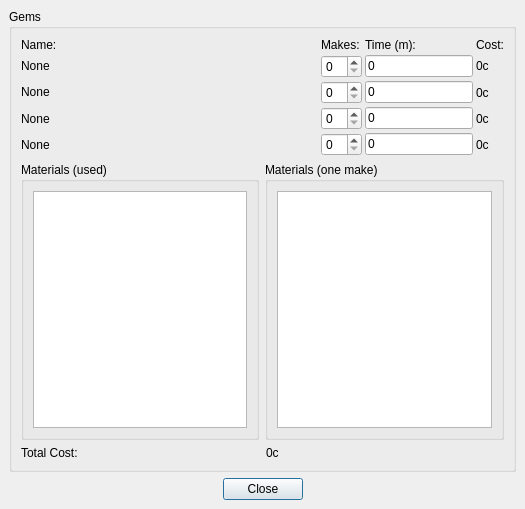
Above: CraftWindow.ui from tomkins/spellcraftcalc before the change. Below: the same form after it.
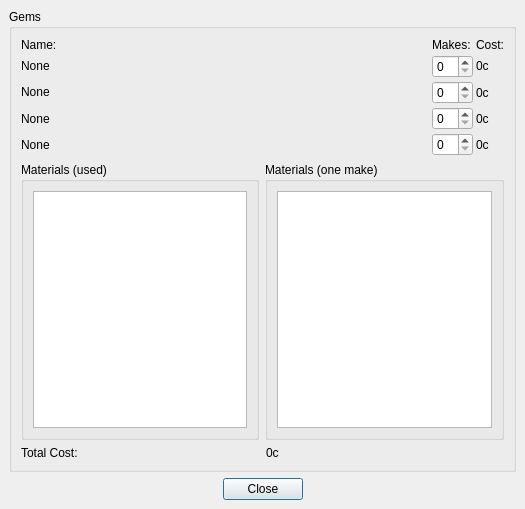
That is the form after the change.

Commit message: Drop per-gem time

```diff
--- a/CraftWindow.ui
+++ b/CraftWindow.ui
@@ -58,35 +58,51 @@
             <property name="spacing" >
              <number>3</number>
             </property>
-            <item row="3" column="4" >
-             <widget class="QLabel" name="Gem3Cost" >
+            <item row="0" column="0" >
+             <widget class="QLabel" name="TextLabel2" >
+              <property name="sizePolicy" >
+               <sizepolicy>
+                <hsizetype>5</hsizetype>
+                <vsizetype>4</vsizetype>
+                <horstretch>0</horstretch>
+                <verstretch>0</verstretch>
+               </sizepolicy>
+              </property>
               <property name="text" >
-               <string>0c</string>
+               <string>Name:</string>
               </property>
-              <property name="alignment" >
-               <set>Qt::AlignLeading|Qt::AlignLeft|Qt::AlignVCenter</set>
+             </widget>
+            </item>
+            <item row="0" column="1" >
+             <widget class="QLabel" name="TextLabel5" >
+              <property name="text" >
+               <string>Makes:</string>
               </property>
              </widget>
             </item>
-            <item row="2" column="2" >
-             <widget class="QSpinBox" name="Gem2Makes" />
+            <item row="0" column="2" >
+             <widget class="QLabel" name="TextLabel7" >
+              <property name="text" >
+               <string>Cost:</string>
+              </property>
+             </widget>
             </item>
-            <item row="4" column="3" >
-             <widget class="QLineEdit" name="Gem4Time" >
+            <item row="1" column="0" >
+             <widget class="QLabel" name="Gem1Name" >
               <property name="sizePolicy" >
                <sizepolicy>
-                <hsizetype>4</hsizetype>
-                <vsizetype>0</vsizetype>
+                <hsizetype>3</hsizetype>
+                <vsizetype>4</vsizetype>
                 <horstretch>0</horstretch>
                 <verstretch>0</verstretch>
                </sizepolicy>
               </property>
               <property name="text" >
-               <string>0</string>
+               <string>None</string>
               </property>
              </widget>
             </item>
-            <item row="1" column="2" >
+            <item row="1" column="1" >
              <widget class="QSpinBox" name="Gem1Makes" >
               <property name="sizePolicy" >
                <sizepolicy>
@@ -98,22 +114,7 @@
               </property>
              </widget>
             </item>
-            <item row="4" column="1" >
-             <widget class="QLabel" name="Gem4Name" >
-              <property name="sizePolicy" >
-               <sizepolicy>
-                <hsizetype>3</hsizetype>
-                <vsizetype>5</vsizetype>
-                <horstretch>0</horstretch>
-                <verstretch>0</verstretch>
-               </sizepolicy>
-              </property>
-              <property name="text" >
-               <string>None</string>
-              </property>
-             </widget>
-            </item>
-            <item row="1" column="4" >
+            <item row="1" column="2" >
              <widget class="QLabel" name="Gem1Cost" >
               <property name="sizePolicy" >
                <sizepolicy>
@@ -131,23 +132,7 @@
               </property>
              </widget>
             </item>
-            <item row="4" column="4" >
-             <widget class="QLabel" name="Gem4Cost" >
-              <property name="text" >
-               <string>0c</string>
-              </property>
-              <property name="alignment" >
-               <set>Qt::AlignLeading|Qt::AlignLeft|Qt::AlignVCenter</set>
-              </property>
-             </widget>
-            </item>
-            <item row="4" column="2" >
-             <widget class="QSpinBox" name="Gem4Makes" />
-            </item>
-            <item row="3" column="2" >
-             <widget class="QSpinBox" name="Gem3Makes" />
-            </item>
-            <item row="2" column="1" >
+            <item row="2" column="0" >
              <widget class="QLabel" name="Gem2Name" >
               <property name="sizePolicy" >
                <sizepolicy>
@@ -162,7 +147,10 @@
               </property>
              </widget>
             </item>
-            <item row="2" column="4" >
+            <item row="2" column="1" >
+             <widget class="QSpinBox" name="Gem2Makes" />
+            </item>
+            <item row="2" column="2" >
              <widget class="QLabel" name="Gem2Cost" >
               <property name="text" >
                <string>0c</string>
@@ -172,96 +160,7 @@
               </property>
              </widget>
             </item>
-            <item row="0" column="3" >
-             <widget class="QLabel" name="TextLabel6" >
-              <property name="text" >
-               <string>Time (m):</string>
-              </property>
-             </widget>
-            </item>
-            <item row="0" column="2" >
-             <widget class="QLabel" name="TextLabel5" >
-              <property name="text" >
-               <string>Makes:</string>
-              </property>
-             </widget>
-            </item>
-            <item row="1" column="1" >
-             <widget class="QLabel" name="Gem1Name" >
-              <property name="sizePolicy" >
-               <sizepolicy>
-                <hsizetype>3</hsizetype>
-                <vsizetype>4</vsizetype>
-                <horstretch>0</horstretch>
-                <verstretch>0</verstretch>
-               </sizepolicy>
-              </property>
-              <property name="text" >
-               <string>None</string>
-              </property>
-             </widget>
-            </item>
-            <item row="3" column="3" >
-             <widget class="QLineEdit" name="Gem3Time" >
-              <property name="sizePolicy" >
-               <sizepolicy>
-                <hsizetype>4</hsizetype>
-                <vsizetype>0</vsizetype>
-                <horstretch>0</horstretch>
-                <verstretch>0</verstretch>
-               </sizepolicy>
-              </property>
-              <property name="text" >
-               <string>0</string>
-              </property>
-             </widget>
-            </item>
-            <item row="1" column="3" >
-             <widget class="QLineEdit" name="Gem1Time" >
-              <property name="sizePolicy" >
-               <sizepolicy>
-                <hsizetype>4</hsizetype>
-                <vsizetype>4</vsizetype>
-                <horstretch>0</horstretch>
-                <verstretch>0</verstretch>
-               </sizepolicy>
-              </property>
-              <property name="text" >
-               <string>0</string>
-              </property>
-             </widget>
-            </item>
-            <item row="2" column="3" >
-             <widget class="QLineEdit" name="Gem2Time" >
-              <property name="sizePolicy" >
-               <sizepolicy>
-                <hsizetype>4</hsizetype>
-                <vsizetype>0</vsizetype>
-                <horstretch>0</horstretch>
-                <verstretch>0</verstretch>
-               </sizepolicy>
-              </property>
-              <property name="text" >
-               <string>0</string>
-              </property>
-             </widget>
-            </item>
-            <item row="0" column="1" colspan="2" >
-             <widget class="QLabel" name="TextLabel2" >
-              <property name="sizePolicy" >
-               <sizepolicy>
-                <hsizetype>5</hsizetype>
-                <vsizetype>4</vsizetype>
-                <horstretch>0</horstretch>
-                <verstretch>0</verstretch>
-               </sizepolicy>
-              </property>
-              <property name="text" >
-               <string>Name:</string>
-              </property>
-             </widget>
-            </item>
-            <item row="3" column="1" >
+            <item row="3" column="0" >
              <widget class="QLabel" name="Gem3Name" >
               <property name="sizePolicy" >
                <sizepolicy>
@@ -276,10 +175,44 @@
               </property>
              </widget>
             </item>
-            <item row="0" column="4" >
-             <widget class="QLabel" name="TextLabel7" >
+            <item row="3" column="1" >
+             <widget class="QSpinBox" name="Gem3Makes" />
+            </item>
+            <item row="3" column="2" >
+             <widget class="QLabel" name="Gem3Cost" >
               <property name="text" >
-               <string>Cost:</string>
+               <string>0c</string>
+              </property>
+              <property name="alignment" >
+               <set>Qt::AlignLeading|Qt::AlignLeft|Qt::AlignVCenter</set>
+              </property>
+             </widget>
+            </item>
+            <item row="4" column="0" >
+             <widget class="QLabel" name="Gem4Name" >
+              <property name="sizePolicy" >
+               <sizepolicy>
+                <hsizetype>3</hsizetype>
+                <vsizetype>5</vsizetype>
+                <horstretch>0</horstretch>
+                <verstretch>0</verstretch>
+               </sizepolicy>
+              </property>
+              <property name="text" >
+               <string>None</string>
+              </property>
+             </widget>
+            </item>
+            <item row="4" column="1" >
+             <widget class="QSpinBox" name="Gem4Makes" />
+            </item>
+            <item row="4" column="2" >
+             <widget class="QLabel" name="Gem4Cost" >
+              <property name="text" >
+               <string>0c</string>
+              </property>
+              <property name="alignment" >
+               <set>Qt::AlignLeading|Qt::AlignLeft|Qt::AlignVCenter</set>
               </property>
              </widget>
             </item>
```
